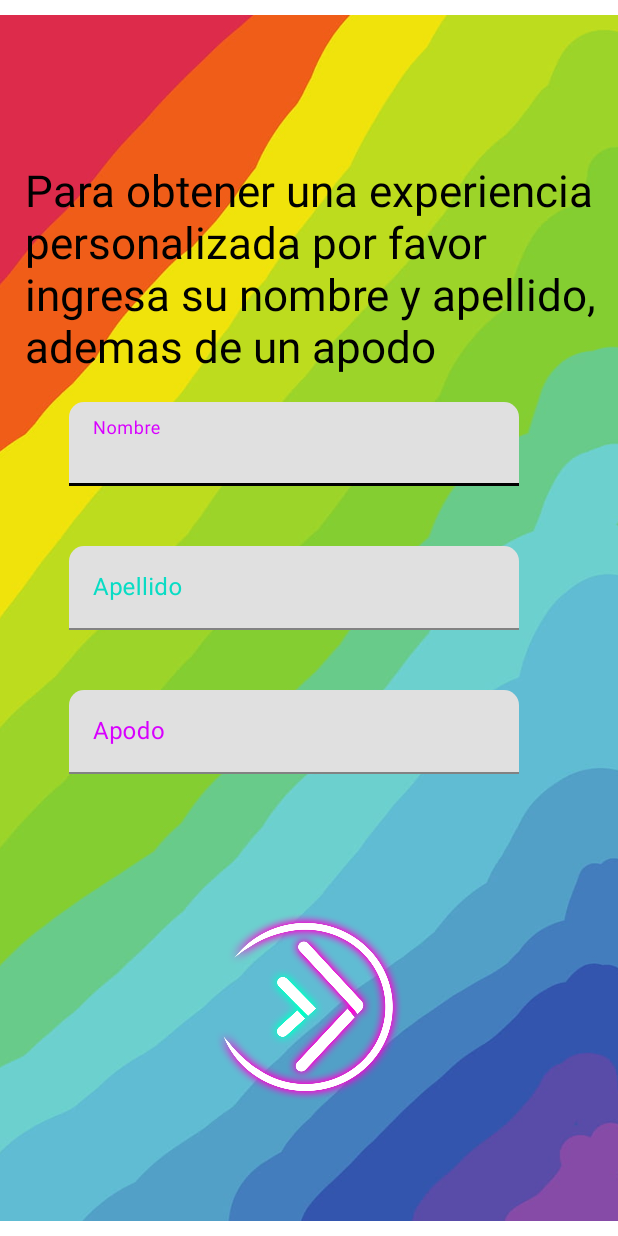
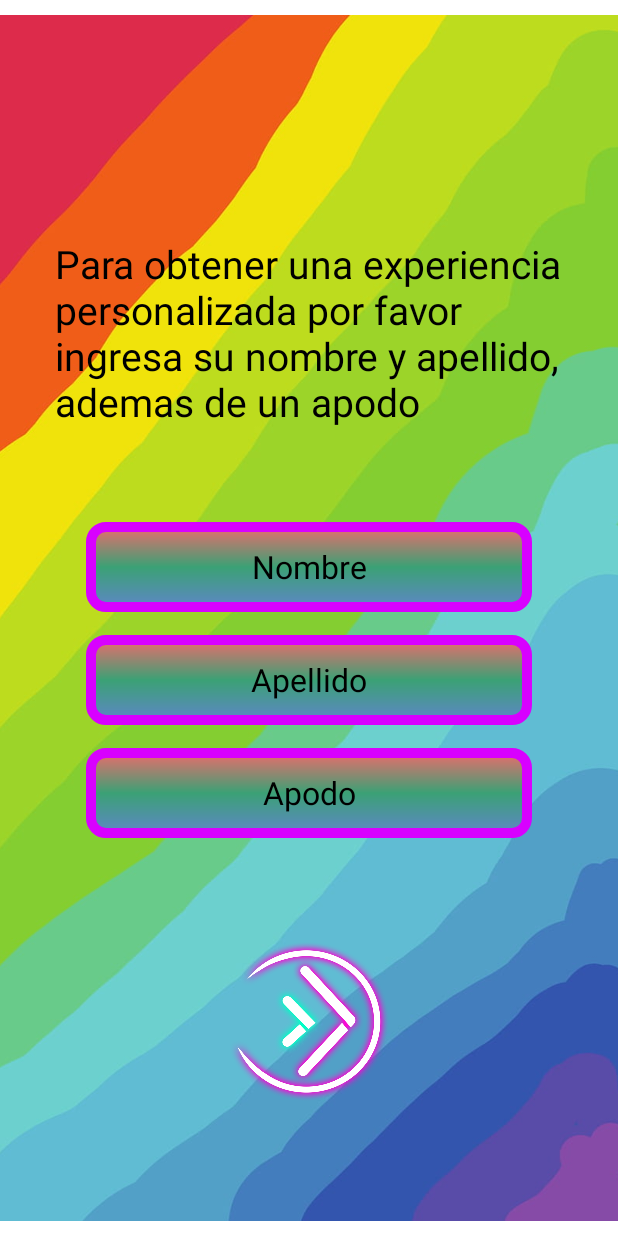
Before and after one commit to Billyflin/Zafa2v1.2, an Android app: the NameActivity screen opened directly, with no data from a screen before it, on a phone screen of 412 x 824 dp. Run offline under Robolectric (Android 15) with nearby library versions, the phone set to English and light mode, and no system bars; Roboto replaces fonts that are not available here.

Commit message:
cambio de botones en activity_name

```diff
--- a/app/src/main/res/drawable/cuadrado.xml
+++ b/app/src/main/res/drawable/cuadrado.xml
@@ -14,9 +14,13 @@
 
     <stroke
         android:width="10px"
-        android:color="@color/teal_200"
+        android:color="@color/rosa"
         >
 
     </stroke>
-
+    <gradient
+        android:endColor="#EA6C6C"
+        android:centerColor="#3BA175"
+        android:startColor="#5D87C5"
+        android:angle="90"/>
 </shape>
--- a/app/src/main/res/layout/activity_name.xml
+++ b/app/src/main/res/layout/activity_name.xml
@@ -15,12 +15,12 @@
         app:layout_constraintEnd_toEndOf="parent"
         app:layout_constraintStart_toStartOf="parent"
         app:layout_constraintTop_toTopOf="parent"
-        app:layout_constraintVertical_bias="0.501"
         app:srcCompat="@drawable/hd_wallpaper_rainbow_lgbt_lgbtq_subtle_subtle_gay" />
+
     <ImageButton
         android:id="@+id/imageButton3"
-        android:layout_width="125dp"
-        android:layout_height="125dp"
+        android:layout_width="106dp"
+        android:layout_height="106dp"
         android:layout_marginBottom="90dp"
         android:background="@drawable/_7453"
         app:layout_constraintBottom_toBottomOf="parent"
@@ -29,11 +29,10 @@
 
     <TextView
         android:id="@+id/textView"
-        android:layout_width="382dp"
-        android:layout_height="144dp"
+        android:layout_width="345dp"
+        android:layout_height="134dp"
         android:autoSizeTextType="uniform"
         android:fontFamily="@font/advent_pro"
-
         android:text="Para obtener una experiencia personalizada por favor ingresa su nombre y apellido, ademas de un apodo"
         android:textColor="@color/black"
         app:layout_constraintBottom_toTopOf="@+id/tableLayout"
@@ -45,14 +44,14 @@
 
     <TableLayout
         android:id="@+id/tableLayout"
-        android:layout_width="350dp"
+        android:layout_width="wrap_content"
         android:layout_height="323dp"
         android:gravity="center"
         app:layout_constraintBottom_toBottomOf="parent"
         app:layout_constraintEnd_toEndOf="parent"
-        app:layout_constraintHorizontal_bias="0.737"
         app:layout_constraintStart_toStartOf="parent"
-        app:layout_constraintTop_toTopOf="parent">
+        app:layout_constraintTop_toTopOf="parent"
+        app:layout_constraintVertical_bias="0.583">
 
 
         <TableRow
@@ -61,79 +60,75 @@
             tools:layout_editor_absoluteX="180dp"
             tools:layout_editor_absoluteY="85dp">
 
-            <com.google.android.material.textfield.TextInputLayout
-                android:layout_width="300dp"
-                android:layout_height="96dp"
+            <EditText
+                android:id="@+id/labelUser"
+                android:layout_width="297dp"
+                android:layout_height="60dp"
+                android:background="@drawable/cuadrado"
+                android:ems="10"
                 android:fontFamily="@font/advent_pro"
+                android:gravity="center"
                 android:hint="Nombre"
+                android:inputType="textPersonName"
                 android:orientation="vertical"
                 android:textColor="@color/white"
-                android:textColorHint="@color/teal_200"
-                app:boxCornerRadiusTopEnd="10dp"
-                app:boxCornerRadiusTopStart="10dp"
-                app:helperTextTextColor="@color/plomo"
-                app:hintTextColor="@color/rosa">
+                android:textColorHint="@color/black"
+                android:textSize="21sp"
+                android:visibility="visible"
+                app:cornerRadius="25dp" />
 
-                <com.google.android.material.textfield.TextInputEditText
-                    android:layout_width="match_parent"
-                    android:layout_height="wrap_content" />
-
-
-            </com.google.android.material.textfield.TextInputLayout>
         </TableRow>
 
         <TableRow
             android:layout_width="301dp"
-            android:layout_height="match_parent">
+            android:layout_height="match_parent"
+            android:layout_marginTop="15dp">
 
-            <com.google.android.material.textfield.TextInputLayout
+            <EditText
+                android:id="@+id/labelUser2"
+                android:layout_width="297dp"
+                android:layout_height="60dp"
+                android:background="@drawable/cuadrado"
+                android:ems="10"
 
-                android:layout_width="300dp"
-                android:layout_height="96dp"
                 android:fontFamily="@font/advent_pro"
+                android:gravity="center"
                 android:hint="Apellido"
+                android:inputType="textPersonName"
                 android:orientation="vertical"
                 android:textColor="@color/white"
-                android:textColorHint="@color/teal_200"
-                app:boxCornerRadiusTopEnd="10dp"
-                app:boxCornerRadiusTopStart="10dp"
-                app:helperTextTextColor="@color/plomo"
-                app:hintTextColor="@color/rosa">
+                android:textColorHint="@color/black"
 
-                <com.google.android.material.textfield.TextInputEditText
-                    android:layout_width="match_parent"
-                    android:layout_height="wrap_content" />
+                android:textSize="21sp" />
 
 
-            </com.google.android.material.textfield.TextInputLayout>
         </TableRow>
 
         <TableRow
             android:layout_width="300dp"
-            android:layout_height="match_parent">
+            android:layout_height="77dp">
 
-            <com.google.android.material.textfield.TextInputLayout
-                android:layout_width="300dp"
-                android:layout_height="96dp"
+            <EditText
+                android:id="@+id/labelUser3"
+                android:layout_width="297dp"
+
+                android:layout_height="60dp"
+                android:layout_marginTop="15dp"
+                android:background="@drawable/cuadrado"
+                android:ems="10"
+
                 android:fontFamily="@font/advent_pro"
+                android:gravity="center"
                 android:hint="Apodo"
+                android:inputType="textPersonName"
+
                 android:orientation="vertical"
                 android:textColor="@color/white"
-                android:textColorHint="@color/rosa"
-                app:boxCornerRadiusTopEnd="10dp"
-                app:boxCornerRadiusTopStart="10dp"
-                app:helperTextTextColor="@color/plomo"
-                app:hintTextColor="@color/teal_200">
+                android:textColorHint="@color/black"
+                android:textSize="21sp" />
 
-                <com.google.android.material.textfield.TextInputEditText
-                    android:layout_width="match_parent"
-                    android:layout_height="wrap_content" />
-
-
-            </com.google.android.material.textfield.TextInputLayout>
         </TableRow>
 
     </TableLayout>
 
-
 </androidx.constraintlayout.widget.ConstraintLayout>
--- a/app/src/main/res/layout/activity_phone_confimation.xml
+++ b/app/src/main/res/layout/activity_phone_confimation.xml
@@ -45,7 +45,7 @@
         android:ems="10"
         android:fontFamily="@font/advent_pro"
         android:inputType="numberSigned"
-        android:textColor="@color/white"
+        android:textColor="@color/black"
         android:textColorHint="@color/white"
         app:layout_constraintEnd_toEndOf="parent"
         app:layout_constraintHorizontal_bias="0.497"
--- a/app/src/main/res/layout/activity_register2.xml
+++ b/app/src/main/res/layout/activity_register2.xml
@@ -25,7 +25,7 @@
         android:layout_marginBottom="80dp"
         android:fontFamily="@font/advent_pro"
         android:hint="Email"
-        android:textColor="@color/white"
+        android:textColor="@color/black"
         android:textColorHint="@color/black"
         style="@style/Widget.MaterialComponents.TextInputLayout.OutlinedBox"
 
@@ -50,7 +50,7 @@
         android:autoSizeTextType="uniform"
         android:fontFamily="@font/advent_pro"
         android:text="Ingresa tu Email para luego poder tener un metodo de iniciar sesión "
-        android:textColor="@color/white"
+        android:textColor="@color/black"
         android:textColorLink="@color/black"
         app:layout_constraintBottom_toTopOf="@+id/textInputLayout"
         app:layout_constraintEnd_toEndOf="parent"
--- a/app/src/main/res/layout/activity_register_telefono.xml
+++ b/app/src/main/res/layout/activity_register_telefono.xml
@@ -60,7 +60,7 @@
         android:layout_marginBottom="60dp"
         android:fontFamily="@font/advent_pro"
         android:hint="Numero"
-        android:textColor="@color/white"
+        android:textColor="@color/black"
         android:textColorHint="@color/black"
         app:boxCornerRadiusTopEnd="10dp"
         app:boxCornerRadiusTopStart="10dp"
```
